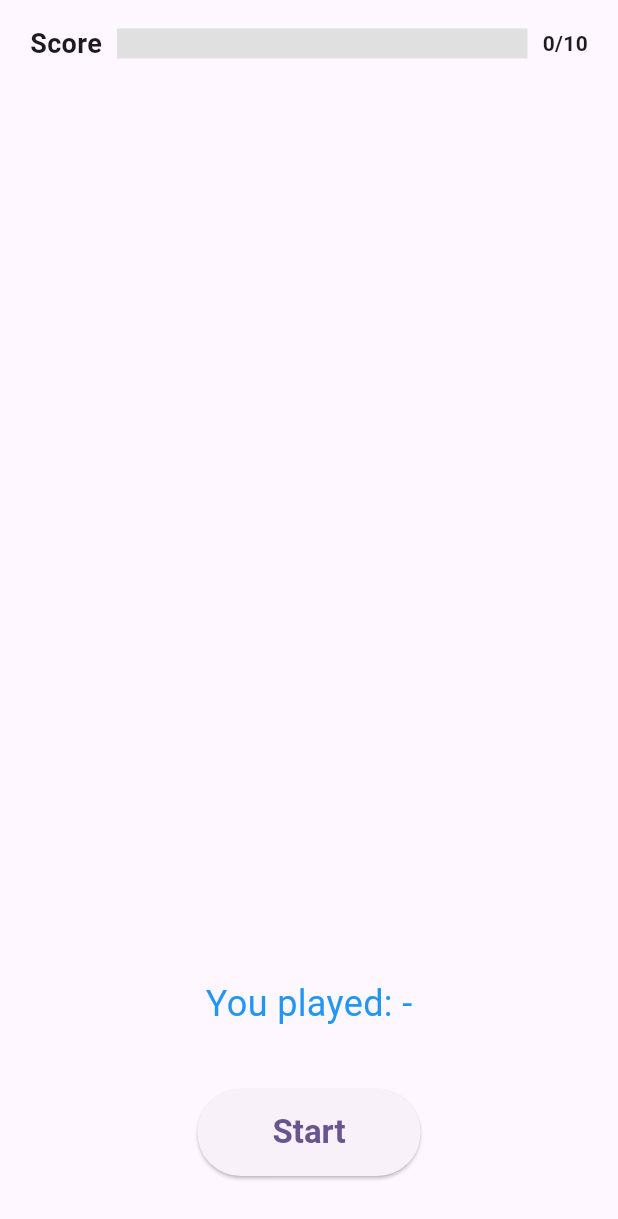
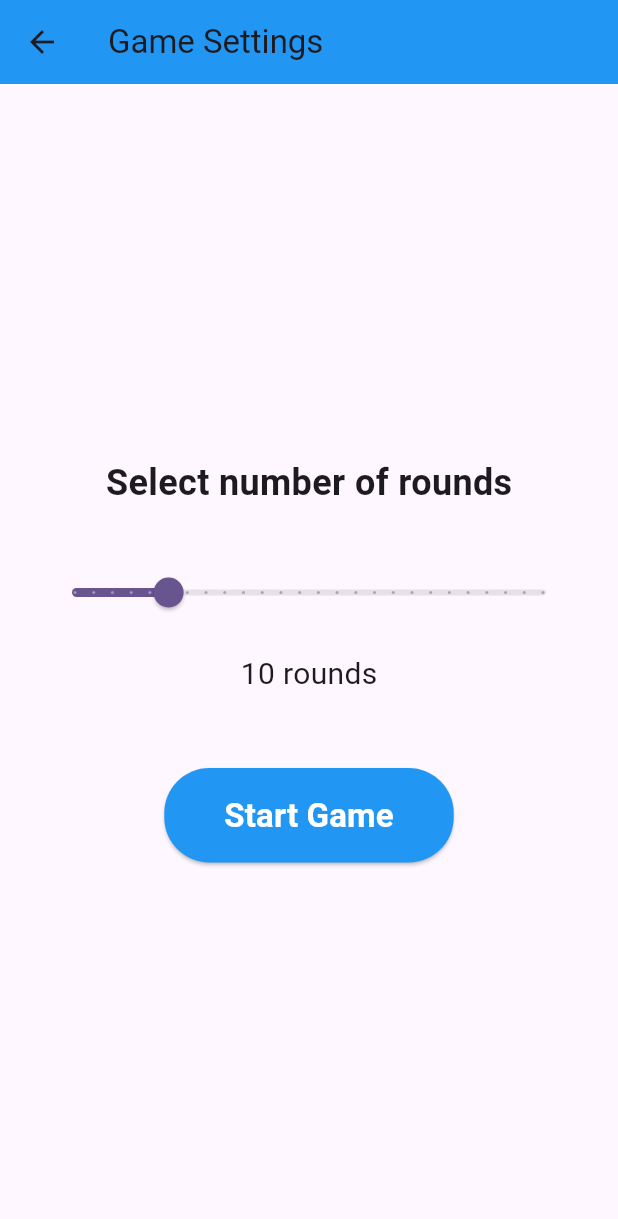
Before and after one commit to 9ShadowWolf9/freatboard_memorizer, a Flutter app: the screen it shows after launch, after a tap on "Start Game", on a phone screen of 412 x 824 dp. Shown: the top 1219 px of the screen. Run offline on Flutter 3.47's test engine with Material 3 defaults, Android fonts, the phone set to English and light mode, and no system bars; our stand-ins replace flutter_tts, permission_handler; missing offline and left inert: flutter_audio_capture.

Commit message:
Added basic settings screen (User can choose number of rounds)

```diff
--- a/lib/screens/game_page.dart
+++ b/lib/screens/game_page.dart
@@ -2,9 +2,12 @@ import 'package:flutter/material.dart';
 import 'package:flutter_tts/flutter_tts.dart';
 import '../models/game_logic.dart';
 import '../screens/game_end.dart';
+import '../components/score_bar.dart';
 
 class GamePage extends StatefulWidget {
-  const GamePage({super.key});
+  final int targetScore;
+
+  const GamePage({super.key, this.targetScore = 10});
 
   @override
   State<GamePage> createState() => _GamePageState();
@@ -19,8 +22,8 @@ class _GamePageState extends State<GamePage> {
   void initState() {
     super.initState();
 
-    // ---------- Game logic ----------
-    _gameLogic = GameLogic(targetScore: 10);
+    // Initialize GameLogic with the targetScore from settings
+    _gameLogic = GameLogic(targetScore: widget.targetScore);
 
     _gameLogic.onUpdate = () async {
       if (!mounted) return;
@@ -39,7 +42,6 @@ class _GamePageState extends State<GamePage> {
 
     _gameLogic.onError = () => debugPrint("Audio capture error");
 
-    // 👇 NEW: handle end of game
     _gameLogic.onGameEnd = () async {
       await _tts.stop();
       if (!mounted) return;
@@ -48,13 +50,12 @@ class _GamePageState extends State<GamePage> {
       );
     };
 
-    // ---------- TTS setup ----------
+    // TTS setup
     _tts.setLanguage("en-US");
     _tts.setPitch(1.0);
     _tts.setSpeechRate(0.5);
     _tts.setVoice({"name": "en-us-x-sfg#male_1-local", "locale": "en-US"});
 
-    // Pause/un-pause recorder while TTS speaks
     _tts.setStartHandler(() => _gameLogic.pauseForTts(true));
     _tts.setCompletionHandler(() => _gameLogic.pauseForTts(false));
     _tts.setCancelHandler(() => _gameLogic.pauseForTts(false));
@@ -76,29 +77,8 @@ class _GamePageState extends State<GamePage> {
       body: SafeArea(
         child: Column(
           children: [
-            // Score bar
-            Padding(
-              padding: const EdgeInsets.symmetric(horizontal: 20, vertical: 16),
-              child: Row(
-                children: [
-                  const Text("Score",
-                      style:
-                      TextStyle(fontSize: 18, fontWeight: FontWeight.bold)),
-                  const SizedBox(width: 10),
-                  Expanded(
-                    child: LinearProgressIndicator(
-                      value: (_gameLogic.score.clamp(0, 10)) / 10,
-                      minHeight: 20,
-                      backgroundColor: Colors.grey[300],
-                      color: Colors.green,
-                    ),
-                  ),
-                  const SizedBox(width: 10),
-                  Text("${_gameLogic.score}/10",
-                      style: const TextStyle(fontWeight: FontWeight.bold)),
-                ],
-              ),
-            ),
+            // ✅ Score bar
+            ScoreBar(score: _gameLogic.score, maxScore: widget.targetScore),
 
             const Spacer(),
 
@@ -128,7 +108,7 @@ class _GamePageState extends State<GamePage> {
 
             const SizedBox(height: 40),
 
-            // Start / Stop
+            // Start / Stop button
             ElevatedButton(
               onPressed: _gameLogic.isListening
                   ? _gameLogic.stopGame
--- /dev/null
+++ b/lib/screens/game_settings.dart
@@ -0,0 +1,83 @@
+import 'package:flutter/material.dart';
+import 'game_page.dart';
+
+class GameSettingsPage extends StatefulWidget {
+  const GameSettingsPage({super.key});
+
+  @override
+  State<GameSettingsPage> createState() => _GameSettingsPageState();
+}
+
+class _GameSettingsPageState extends State<GameSettingsPage> {
+  int _selectedRounds = 10; // default rounds
+
+  @override
+  Widget build(BuildContext context) {
+    return Scaffold(
+      appBar: AppBar(
+        title: const Text("Game Settings"),
+        backgroundColor: Colors.blue,
+      ),
+      body: SafeArea(
+        child: Padding(
+          padding: const EdgeInsets.all(24.0),
+          child: Column(
+            mainAxisAlignment: MainAxisAlignment.center,
+            children: [
+              const Text(
+                "Select number of rounds",
+                style: TextStyle(fontSize: 24, fontWeight: FontWeight.bold),
+              ),
+              const SizedBox(height: 32),
+
+              // Slider to select rounds
+              Slider(
+                value: _selectedRounds.toDouble(),
+                min: 5,
+                max: 30,
+                divisions: 25,
+                label: "$_selectedRounds",
+                onChanged: (value) {
+                  setState(() {
+                    _selectedRounds = value.toInt();
+                  });
+                },
+              ),
+              const SizedBox(height: 16),
+              Text(
+                "$_selectedRounds rounds",
+                style: const TextStyle(fontSize: 20),
+              ),
+              const SizedBox(height: 48),
+
+              // Start Game button
+              ElevatedButton(
+                onPressed: () {
+                  Navigator.push(
+                    context,
+                    MaterialPageRoute(
+                        builder: (_) =>
+                            GamePage(targetScore: _selectedRounds)),
+                  );
+                },
+                style: ElevatedButton.styleFrom(
+                  backgroundColor: Colors.blue,
+                  foregroundColor: Colors.white,
+                  padding:
+                  const EdgeInsets.symmetric(horizontal: 40, vertical: 16),
+                  shape: RoundedRectangleBorder(
+                    borderRadius: BorderRadius.circular(30),
+                  ),
+                ),
+                child: const Text(
+                  "Start Game",
+                  style: TextStyle(fontSize: 22, fontWeight: FontWeight.bold),
+                ),
+              ),
+            ],
+          ),
+        ),
+      ),
+    );
+  }
+}
--- a/lib/screens/home_page.dart
+++ b/lib/screens/home_page.dart
@@ -1,5 +1,5 @@
 import 'package:flutter/material.dart';
-import 'game_page.dart';
+import 'game_settings.dart';
 
 class HomePage extends StatelessWidget {
   const HomePage({super.key});
@@ -7,17 +7,14 @@ class HomePage extends StatelessWidget {
   @override
   Widget build(BuildContext context) {
     return Scaffold(
-      backgroundColor: Colors.white, // match GamePage/TunerPage
+      backgroundColor: Colors.white,
       body: SafeArea(
         child: Center(
           child: Column(
             mainAxisSize: MainAxisSize.min,
             children: [
-              // icon
               const Icon(Icons.music_note, size: 120, color: Colors.blue),
               const SizedBox(height: 24),
-
-              // title
               const Text(
                 'Fretboard Memorizer',
                 style: TextStyle(
@@ -27,15 +24,11 @@ class HomePage extends StatelessWidget {
                 ),
               ),
               const SizedBox(height: 12),
-
-              // subtitle
               const Text(
                 'Train your ears and fingers',
                 style: TextStyle(color: Colors.black54, fontSize: 16),
               ),
               const SizedBox(height: 48),
-
-              // Start button (blue background, white text)
               ElevatedButton.icon(
                 icon: const Icon(Icons.play_arrow, size: 28),
                 label: const Text('Start Game', style: TextStyle(fontSize: 20)),
@@ -52,7 +45,8 @@ class HomePage extends StatelessWidget {
                 onPressed: () {
                   Navigator.push(
                     context,
-                    MaterialPageRoute(builder: (_) => const GamePage()),
+                    MaterialPageRoute(
+                        builder: (_) => const GameSettingsPage()),
                   );
                 },
               ),
```
Also changed, not shown: lib/components/score_bar.dart (added, +41 -0 lines).
